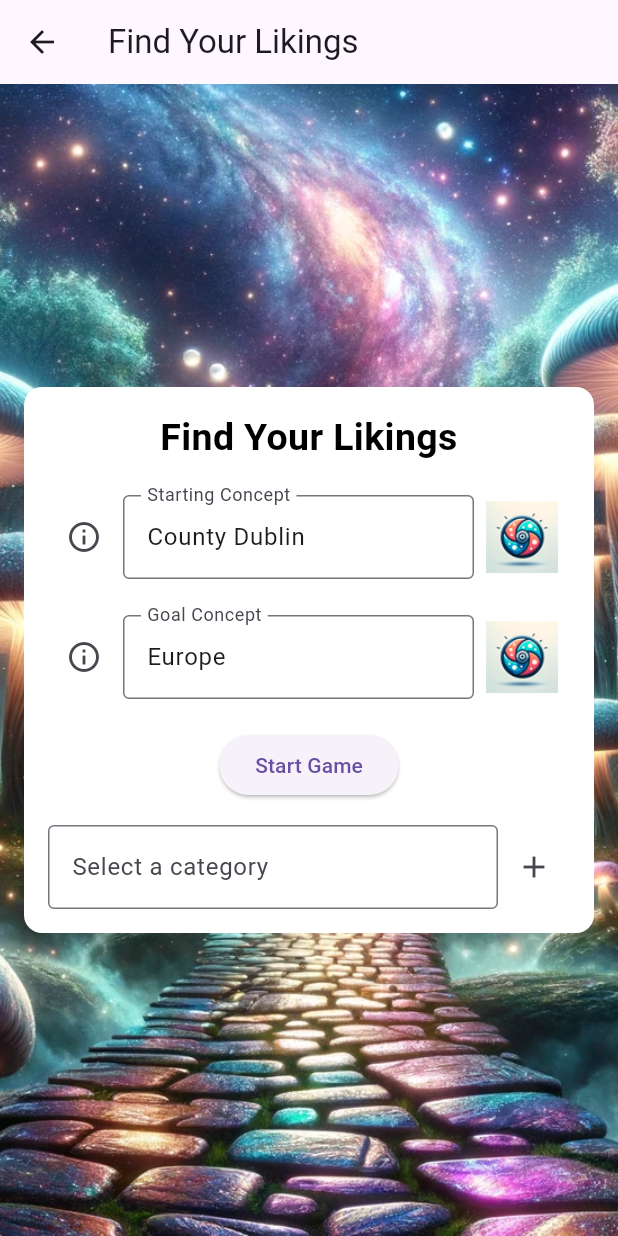
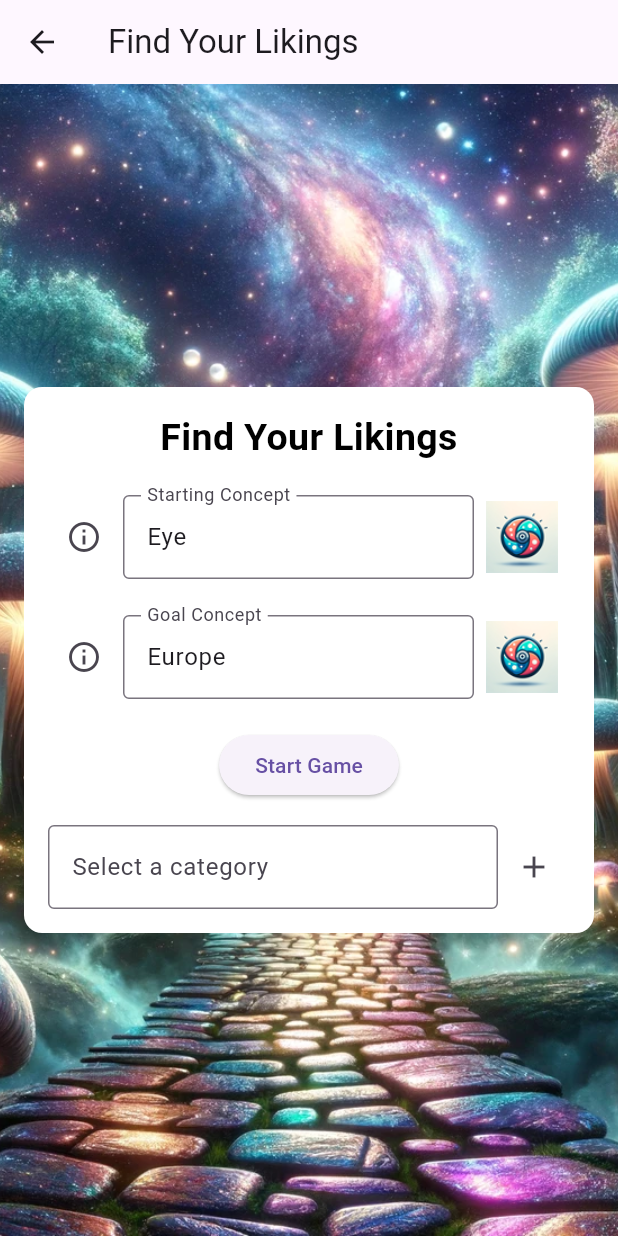
Before and after one commit to Szpori/chaos_thought_feast, a Flutter app: the screen it shows once a user with an empty profile is signed in, after a tap on "Find Your Likings", on a phone screen of 412 x 824 dp. Run offline on Flutter 3.47's test engine with Material 3 defaults, Android fonts, the phone set to English and light mode, and no system bars; our stand-ins replace firebase_auth, firebase_core, firebase_database, get_it, google_sign_in, scrollable_positioned_list and 1 more; accounts and stored records are empty; network calls fail; statements that could not run were skipped.

Commit message:
strings in navigation service use translation

```diff
--- a/lib/constants/strings.dart
+++ b/lib/constants/strings.dart
@@ -12,6 +12,15 @@ class AppStrings {
       'startingConcept': 'Starting Concept',
       'goalConcept': 'Goal Concept',
       'startGame': 'Start Game',
+      'eye': 'Eye',
+      'europe': 'Europe',
+      'youFound': 'You found',
+      'inSteps': 'in',
+      'steps': 'steps',
+      'newRecord': 'This path has remained unexplored until now! You\'ve set a new record in its discovery.',
+      'previousRecordBeaten': 'You\'ve discovered a shorter path linking both concepts! You surpassed the previous record.',
+      'congratulations': 'Congratulations on your win!',
+      'noContent': 'No content found',
     },
     'pl': {
       'chaosThoughtFeast': 'Chaotyczna Uczta Myśli',
@@ -23,6 +32,15 @@ class AppStrings {
       'startingConcept': 'Pojęcie początkowe',
       'goalConcept': 'Pojęcie końcowe',
       'startGame': 'Rozpocznij grę',
+      'eye': 'Oko',
+      'europe': 'Europa',
+      'youFound': 'Znalazłeś',
+      'inSteps': 'w',
+      'steps': 'krokach',
+      'newRecord': 'Ta ścieżka była do tej pory nieznana! Ustanowiłeś nowy rekord w jej odkrywaniu.',
+      'previousRecordBeaten': 'Odkryłeś krótszą ścieżkę łączącą oba pojęcia! Przekroczyłeś poprzedni rekord.',
+      'congratulations': 'Gratulacje z wygranej!',
+      'noContent': 'Brak treści',
     }
   };
 
--- a/lib/services/navigation_service.dart
+++ b/lib/services/navigation_service.dart
@@ -1,6 +1,7 @@
 import 'package:firebase_auth/firebase_auth.dart';
 import 'package:flutter/material.dart';
 
+import '../constants/strings.dart';
 import '../domain/entities/game_mode.dart';
 import '../domain/entities/game_record.dart';
 import '../presentation/screens/game_lose_screen.dart';
@@ -11,7 +12,6 @@ import '../presentation/screens/profile_screen.dart';
 import 'fire_db_auth_service.dart';
 import 'fire_db_service.dart';
 import 'language_notifier.dart';
-
 
 class NavigationService {
   final GlobalKey<NavigatorState> navigatorKey = GlobalKey<NavigatorState>();
@@ -32,6 +32,7 @@ class NavigationService {
   }
 
   void navigateToGameSetup(BuildContext context, [GameMode? gameMode]) {
+    final languageCode = languageNotifier.currentLanguageCode;
     final modeToUse = gameMode ?? _currentGameMode;
     if (modeToUse != null) {
       _currentGameMode = modeToUse;
@@ -40,8 +41,8 @@ class NavigationService {
         MaterialPageRoute(
           builder: (context) => GameSetupScreen(
             gameMode: modeToUse,
-            startTitle: 'County Dublin', // Placeholder, adjust as necessary
-            goalTitle: 'Europe', // Placeholder, adjust as necessary
+            startTitle: AppStrings.getTranslatedString('eye', languageCode), // Placeholder, adjust as necessary
+            goalTitle: AppStrings.getTranslatedString('europe', languageCode), // Placeholder, adjust as necessary
           ),
         ),
       );
@@ -63,6 +64,7 @@ class NavigationService {
   }
 
   Future<void> navigateToEndGame(BuildContext context, bool hasWon, String startConcept, String goalConcept, List<String> conceptsHistory, GameMode gameMode, int steps) async {
+    final languageCode = languageNotifier.currentLanguageCode;
     if (hasWon) {
       User? user = firebaseAuthService.getCurrentUser();
       String recordHolder = user?.email ?? 'anonymous';
@@ -80,16 +82,16 @@ class NavigationService {
 
       switch (result) {
         case SaveRecordResult.noNewRecord:
-          resultText = 'You found $goalConcept in $steps steps.';
+          resultText = '${AppStrings.getTranslatedString('youFound', languageCode)} $goalConcept ${AppStrings.getTranslatedString('inSteps', languageCode)} $steps ${AppStrings.getTranslatedString('steps', languageCode)}.';
           break;
         case SaveRecordResult.newRecord:
-          resultText = 'This path has remained unexplored until now! You\'ve set a new record in its discovery.';
+          resultText = AppStrings.getTranslatedString('newRecord', languageCode);
           break;
         case SaveRecordResult.previousRecordBeaten:
-          resultText = 'You\'ve discovered a shorter path linking both concepts! You surpassed the previous record.';
+          resultText = AppStrings.getTranslatedString('previousRecordBeaten', languageCode);
           break;
         default:
-          resultText = 'Congratulations on your win!';
+          resultText = AppStrings.getTranslatedString('congratulations', languageCode);
           break;
       }
 
```
